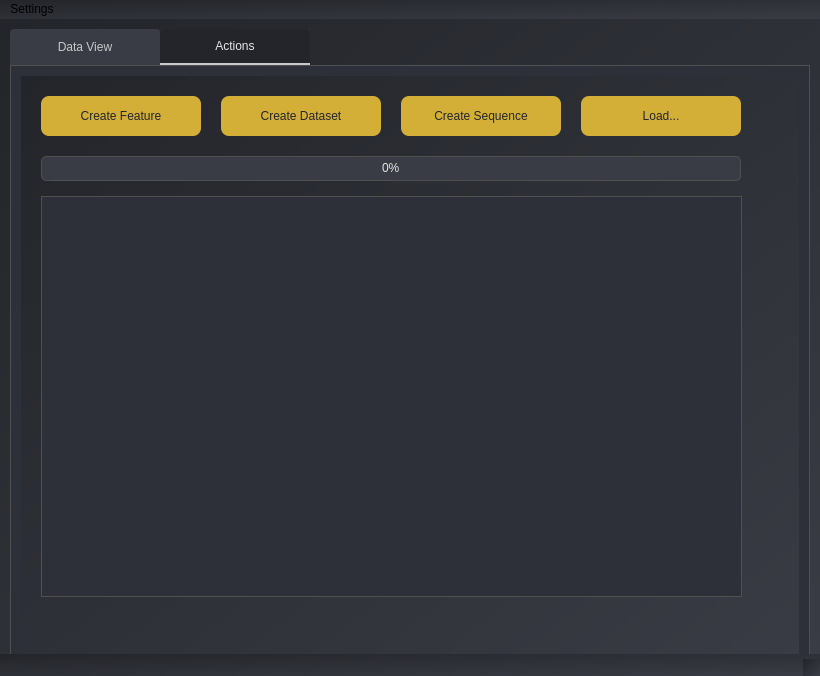
Qt form AiFileDetector_2024/UI_Design/new.ui (jamemanionda/AiFileDetector_2024) before a commit.
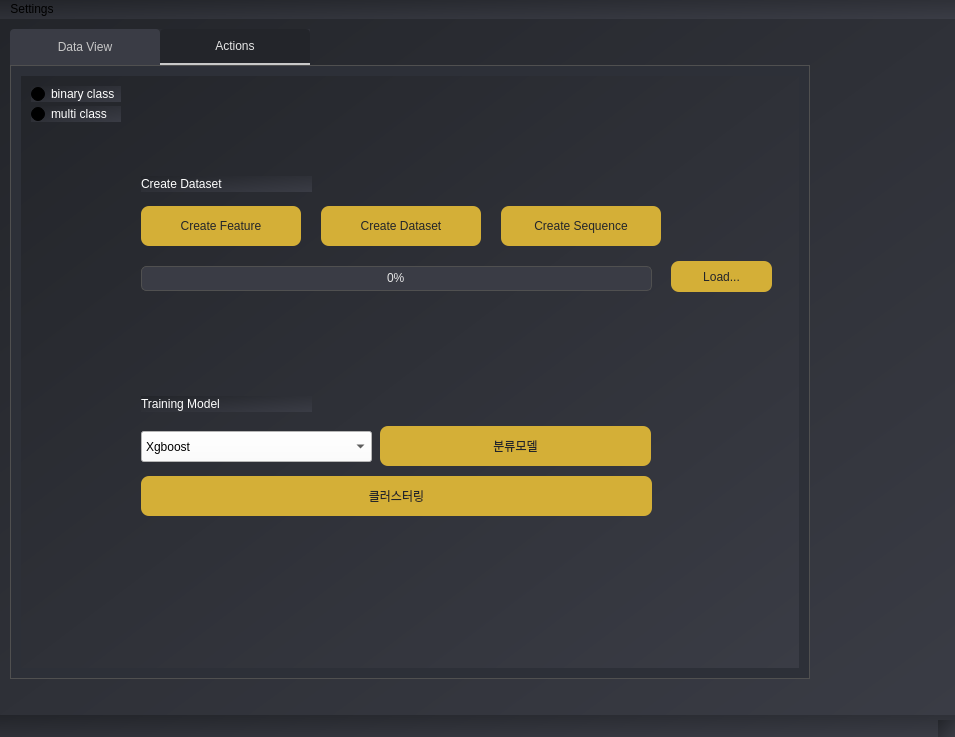
The same form after that commit. The open tabs and pages were chosen to show the change.

Commit message: 0904은지 - UI 업데이트, 학습 모듈 통합

The edit to the form file:
```diff
--- a/AiFileDetector_2024/UI_Design/new.ui
+++ b/AiFileDetector_2024/UI_Design/new.ui
@@ -6,8 +6,8 @@
    <rect>
     <x>0</x>
     <y>0</y>
-    <width>820</width>
-    <height>676</height>
+    <width>955</width>
+    <height>737</height>
    </rect>
   </property>
   <property name="windowTitle">
@@ -179,8 +179,8 @@
      <widget class="QPushButton" name="feature_create1">
       <property name="geometry">
        <rect>
-        <x>20</x>
-        <y>20</y>
+        <x>120</x>
+        <y>130</y>
         <width>160</width>
         <height>40</height>
        </rect>
@@ -212,8 +212,8 @@
      <widget class="QPushButton" name="create_value2">
       <property name="geometry">
        <rect>
-        <x>200</x>
-        <y>20</y>
+        <x>300</x>
+        <y>130</y>
         <width>160</width>
         <height>40</height>
        </rect>
@@ -245,8 +245,8 @@
      <widget class="QPushButton" name="create_sequence3">
       <property name="geometry">
        <rect>
-        <x>380</x>
-        <y>20</y>
+        <x>480</x>
+        <y>130</y>
         <width>160</width>
         <height>40</height>
        </rect>
@@ -278,10 +278,10 @@
      <widget class="QPushButton" name="LoadButton">
       <property name="geometry">
        <rect>
-        <x>560</x>
-        <y>20</y>
-        <width>160</width>
-        <height>40</height>
+        <x>650</x>
+        <y>185</y>
+        <width>101</width>
+        <height>31</height>
        </rect>
       </property>
       <property name="styleSheet">
@@ -311,9 +311,9 @@
      <widget class="QProgressBar" name="progress_bar">
       <property name="geometry">
        <rect>
-        <x>20</x>
-        <y>80</y>
-        <width>700</width>
+        <x>120</x>
+        <y>190</y>
+        <width>511</width>
         <height>25</height>
        </rect>
       </property>
@@ -338,31 +338,184 @@
        <number>0</number>
       </property>
      </widget>
-     <widget class="QTreeView" name="treeView_2">
+     <widget class="QRadioButton" name="mulButton">
       <property name="geometry">
        <rect>
-        <x>20</x>
-        <y>120</y>
-        <width>701</width>
-        <height>401</height>
+        <x>10</x>
+        <y>30</y>
+        <width>90</width>
+        <height>16</height>
        </rect>
       </property>
       <property name="styleSheet">
+       <string notr="true">font: 10pt &quot;Helvetica&quot;;
+style: bold;
+color: rgb(255, 255, 255);</string>
+      </property>
+      <property name="text">
+       <string>multi class</string>
+      </property>
+     </widget>
+     <widget class="QRadioButton" name="binButton">
+      <property name="geometry">
+       <rect>
+        <x>10</x>
+        <y>10</y>
+        <width>90</width>
+        <height>16</height>
+       </rect>
+      </property>
+      <property name="styleSheet">
+       <string notr="true">font: 10pt &quot;Helvetica&quot;;
+style: bold;
+color: rgb(255, 255, 255);</string>
+      </property>
+      <property name="text">
+       <string>binary class</string>
+      </property>
+     </widget>
+     <widget class="QComboBox" name="model_combo">
+      <property name="geometry">
+       <rect>
+        <x>120</x>
+        <y>355</y>
+        <width>231</width>
+        <height>31</height>
+       </rect>
+      </property>
+      <property name="styleSheet">
+       <string notr="true">background-color: rgb(255, 255, 255);
+font: 9pt &quot;Helvetica&quot;;</string>
+      </property>
+      <item>
+       <property name="text">
+        <string>Xgboost</string>
+       </property>
+      </item>
+      <item>
+       <property name="text">
+        <string>LSTM</string>
+       </property>
+      </item>
+      <item>
+       <property name="text">
+        <string>Random forest</string>
+       </property>
+      </item>
+      <item>
+       <property name="text">
+        <string>LightGBM</string>
+       </property>
+      </item>
+      <item>
+       <property name="text">
+        <string>Linear</string>
+       </property>
+      </item>
+      <item>
+       <property name="text">
+        <string>KNN</string>
+       </property>
+      </item>
+     </widget>
+     <widget class="QLabel" name="label">
+      <property name="geometry">
+       <rect>
+        <x>120</x>
+        <y>320</y>
+        <width>171</width>
+        <height>16</height>
+       </rect>
+      </property>
+      <property name="styleSheet">
+       <string notr="true">font: 16pt &quot;Arial&quot;;
+color: rgb(255, 255, 255);</string>
+      </property>
+      <property name="text">
+       <string>Training Model</string>
+      </property>
+     </widget>
+     <widget class="QPushButton" name="class_train">
+      <property name="geometry">
+       <rect>
+        <x>359</x>
+        <y>350</y>
+        <width>271</width>
+        <height>40</height>
+       </rect>
+      </property>
+      <property name="styleSheet">
        <string notr="true">
-QTreeView {
-  background-color: rgb(45, 48, 56);
-  color: rgb(230, 230, 230);
-  border: 1px solid rgb(80, 80, 80);
-  font: 9pt &quot;Playfair Display&quot;;
+QPushButton {
+  background-color: rgb(212, 175, 55);  /* Gold color */
+  color: rgb(35, 37, 42);
+  font: bold 10pt &quot;Playfair Display&quot;;
+  border-radius: 8px;
+  padding: 10px;
 }
 
-QHeaderView::section {
-  background-color: rgb(58, 60, 69);
-  color: rgb(200, 200, 200);
-  border-bottom: 1px solid rgb(80, 80, 80);
-  padding: 4px;
+QPushButton:hover {
+  background-color: rgb(183, 149, 11);
 }
+
+QPushButton:pressed {
+  background-color: rgb(212, 175, 55);
+  border: 1px solid rgb(160, 130, 0);
+}
 </string>
+      </property>
+      <property name="text">
+       <string>분류모델</string>
+      </property>
+     </widget>
+     <widget class="QPushButton" name="cluster_train">
+      <property name="geometry">
+       <rect>
+        <x>120</x>
+        <y>400</y>
+        <width>511</width>
+        <height>40</height>
+       </rect>
+      </property>
+      <property name="styleSheet">
+       <string notr="true">
+QPushButton {
+  background-color: rgb(212, 175, 55);  /* Gold color */
+  color: rgb(35, 37, 42);
+  font: bold 10pt &quot;Playfair Display&quot;;
+  border-radius: 8px;
+  padding: 10px;
+}
+
+QPushButton:hover {
+  background-color: rgb(183, 149, 11);
+}
+
+QPushButton:pressed {
+  background-color: rgb(212, 175, 55);
+  border: 1px solid rgb(160, 130, 0);
+}
+</string>
+      </property>
+      <property name="text">
+       <string>클러스터링</string>
+      </property>
+     </widget>
+     <widget class="QLabel" name="label_2">
+      <property name="geometry">
+       <rect>
+        <x>120</x>
+        <y>100</y>
+        <width>171</width>
+        <height>16</height>
+       </rect>
+      </property>
+      <property name="styleSheet">
+       <string notr="true">font: 16pt &quot;Arial&quot;;
+color: rgb(255, 255, 255);</string>
+      </property>
+      <property name="text">
+       <string>Create Dataset</string>
       </property>
      </widget>
     </widget>
@@ -373,7 +526,7 @@
     <rect>
      <x>0</x>
      <y>0</y>
-     <width>820</width>
+     <width>955</width>
      <height>22</height>
     </rect>
    </property>
```
Left out of the diff: 59 changed lines with no effect on the pictures. The commit also changes 4 other files.
